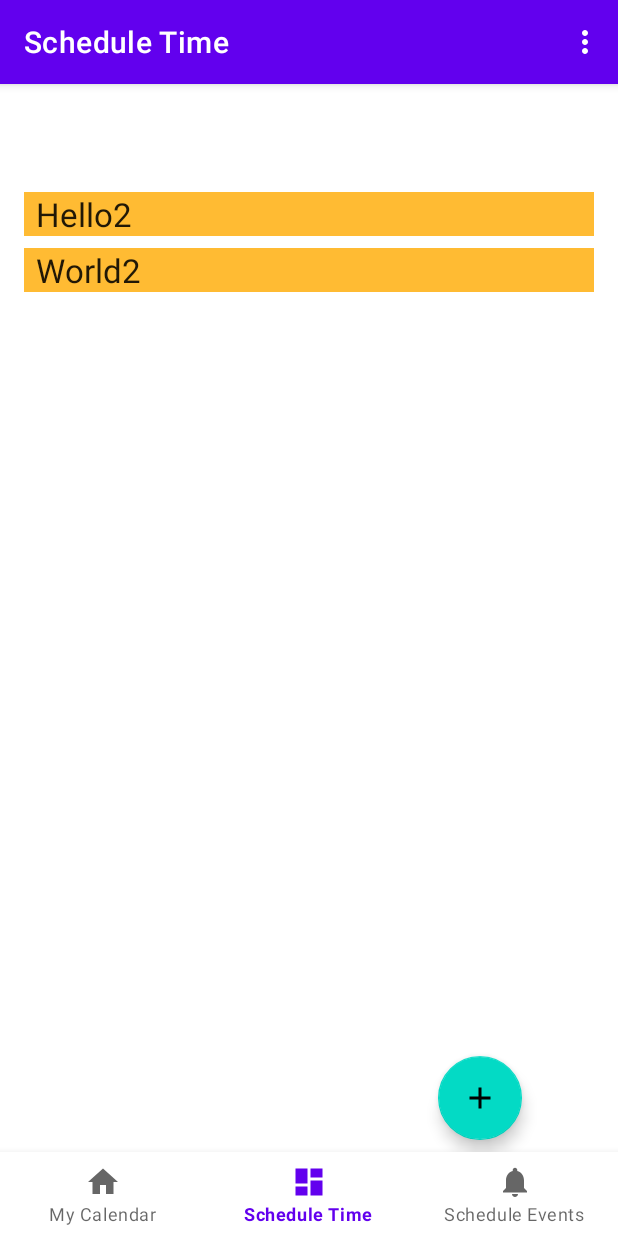
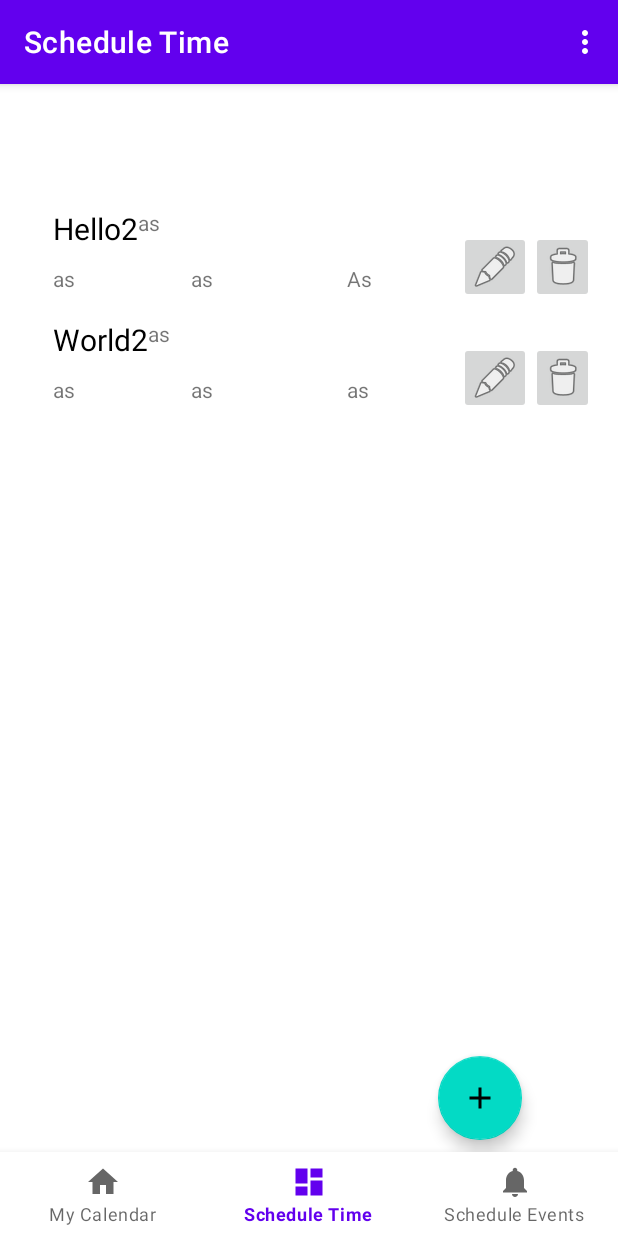
Before and after one commit to Lirseg/AndroidApp, an Android app: the DashboardFragment screen opened through its navigation route, on a phone screen of 412 x 824 dp. Run offline under Robolectric (Android 15) with nearby library versions, the phone set to English and light mode, and no system bars; our stand-ins replace Room's generated code, navigation-ui; libraries missing offline, so code that uses them is left out: com.applandeo.materialcalendarview; 4 statements that could not run were skipped.

Commit message:
db + remove+edit+whatever u fking want!

```diff
--- a/app/src/main/AndroidManifest.xml
+++ b/app/src/main/AndroidManifest.xml
@@ -31,6 +31,12 @@
             android:exported="true">
 
         </activity>
+        <activity
+            android:name=".DB.EditEventActivity"
+            android:label="@string/app_name"
+            android:exported="true">
+
+        </activity>
     </application>
 
 </manifest>
--- a/app/src/main/java/com/example/myapplication/DB/EventDao.java
+++ b/app/src/main/java/com/example/myapplication/DB/EventDao.java
@@ -14,9 +14,14 @@ public interface EventDao {
     @Query("SELECT * FROM event_tbl")
     LiveData<List<Event>> getEvents();
 
-    @Insert(onConflict = OnConflictStrategy.IGNORE)
+    @Insert(onConflict = OnConflictStrategy.REPLACE)
     void insert(Event event);
 
     @Query("DELETE FROM event_tbl")
     void deleteAll();
+
+    @Query("DELETE FROM event_tbl WHERE eventName==:eventName ")
+    void remove(String eventName);
+
+
 }
--- a/app/src/main/java/com/example/myapplication/DB/EventListAdapter.java
+++ b/app/src/main/java/com/example/myapplication/DB/EventListAdapter.java
@@ -1,5 +1,7 @@
 package com.example.myapplication.DB;
 
+import android.app.Activity;
+import android.view.View;
 import android.view.ViewGroup;
 
 import androidx.annotation.NonNull;
@@ -7,8 +9,13 @@ import androidx.recyclerview.widget.DiffUtil;
 import androidx.recyclerview.widget.ListAdapter;
 
 public class EventListAdapter extends ListAdapter<Event, EventViewHolder> {
-    public EventListAdapter(@NonNull DiffUtil.ItemCallback<Event> diffCallback) {
+    private Activity a;
+    private View root;
+
+    public EventListAdapter(@NonNull DiffUtil.ItemCallback<Event> diffCallback, Activity a, View root) {
         super(diffCallback);
+        this.a = a;
+        this.root = root;
     }
 
     @Override
@@ -19,7 +26,15 @@ public class EventListAdapter extends ListAdapter<Event, EventViewHolder> {
     @Override
     public void onBindViewHolder(EventViewHolder holder, int position) {
         Event current = getItem(position);
-        holder.bind(current.getEventName());
+        holder.bindName(current.getEventName());
+        holder.bindDate(current.getEventDate());
+        holder.bindFrom(current.getEventTimeFrom());
+        holder.bindTo(current.getEventTimeTo());
+        holder.bindNeeded(current.getNeeded());
+        holder.bindRmv(current.getEventName(), a );
+        holder.bindEdit(current.getEventName(),current.getEventDate(),current.getEventTimeFrom(),current.getEventTimeTo(),current.getNeeded(), a,root );
+
+
     }
 
     public static class EventDiff extends DiffUtil.ItemCallback<Event> {
--- a/app/src/main/java/com/example/myapplication/DB/EventRepository.java
+++ b/app/src/main/java/com/example/myapplication/DB/EventRepository.java
@@ -34,4 +34,10 @@ public class EventRepository {
             mEventDao.insert(event);
         });
     }
+
+    void remove(String name) {
+        EventRoomDatabase.databaseWriteExecutor.execute(() -> {
+            mEventDao.remove(name);
+        });
+    }
 }
--- a/app/src/main/java/com/example/myapplication/DB/EventViewHolder.java
+++ b/app/src/main/java/com/example/myapplication/DB/EventViewHolder.java
@@ -1,28 +1,110 @@
 package com.example.myapplication.DB;
 
+import android.app.Activity;
+import android.app.Application;
+import android.content.Context;
+import android.content.Intent;
 import android.view.LayoutInflater;
 import android.view.View;
 import android.view.ViewGroup;
 import android.widget.TextView;
 
+import androidx.appcompat.widget.AppCompatImageButton;
+import androidx.lifecycle.ViewModelProvider;
+import androidx.lifecycle.ViewModelStoreOwner;
 import androidx.recyclerview.widget.RecyclerView;
 
 import com.example.myapplication.R;
+import com.example.myapplication.ui.dashboard.DashboardFragment;
+import com.google.android.material.floatingactionbutton.FloatingActionButton;
 
 public class EventViewHolder extends RecyclerView.ViewHolder{
-    private final TextView eventItemView;
+
+    private final TextView eventName;
+    private final TextView eventDate;
+    private final TextView eventFrom;
+    private final TextView eventTo;
+    private final TextView eventNeeded;
+    private final AppCompatImageButton rmvBtn ;
+    private final AppCompatImageButton editBtn;
+    private EventViewModel mEventViewModel;
+
+    public static final int NEW_WORD_ACTIVITY_REQUEST_CODE = 1;
+
+
+
     private EventViewHolder(View itemView) {
+
         super(itemView);
-        eventItemView = itemView.findViewById(R.id.textView);
+        eventName = itemView.findViewById(R.id.textName);
+        eventDate = itemView.findViewById(R.id.textDate);
+        eventFrom = itemView.findViewById(R.id.textFrom);
+        eventTo = itemView.findViewById(R.id.textTo);
+        eventNeeded = itemView.findViewById(R.id.textNeeded);
+        rmvBtn = itemView.findViewById(R.id.rmvBtn);
+        editBtn = itemView.findViewById(R.id.editBtn);
+
+
     }
 
-    public void bind(String text) {
-        eventItemView.setText(text);
+    public void bindName(String text) {
+        eventName.setText(text);
+    }
+    public void bindDate(String text) {
+
+        eventDate.setText(text);
+
+    }
+    public void bindFrom(String text) {
+        eventFrom.setText(text);
+    }
+    public void bindTo(String text) {
+        eventTo.setText(text);
+    }
+    public void bindNeeded(String text) {
+        eventNeeded.setText(text);
+    }
+    public void bindRmv(String text,Activity a) {
+
+        rmvBtn.setOnClickListener(new View.OnClickListener() {
+
+            @Override
+
+            public void onClick(View view) {
+                mEventViewModel = new ViewModelProvider((ViewModelStoreOwner) a).get(EventViewModel.class);
+                mEventViewModel.remove(text);
+
+            }
+        });
+    }
+    public void bindEdit(String Name,String Date,String From,String To,String Needed,Activity a, View root) {
+
+        editBtn.setOnClickListener(view -> {
+            Intent intent = new Intent(root.getContext(), EditEventActivity.class);
+            intent.putExtra("Name", Name);
+            intent.putExtra("Date", Date);
+            intent.putExtra("From", From);
+            intent.putExtra("To", To);
+            intent.putExtra("Needed", Needed);
+            a.startActivityForResult(intent, NEW_WORD_ACTIVITY_REQUEST_CODE);
+
+        });
+
+
     }
 
+
+
+
+
     static EventViewHolder create(ViewGroup parent) {
+
         View view = LayoutInflater.from(parent.getContext())
-                .inflate(R.layout.recyclerview_item, parent, false);
+                .inflate(R.layout.recycler_view_item, parent, false);
+
         return new EventViewHolder(view);
     }
+
+
+
 }
--- a/app/src/main/java/com/example/myapplication/DB/EventViewModel.java
+++ b/app/src/main/java/com/example/myapplication/DB/EventViewModel.java
@@ -17,6 +17,7 @@ public class EventViewModel extends AndroidViewModel {
     private final LiveData<List<Event>> mAllEvents;
 
     public EventViewModel(Application application) {
+
         super(application);
         mRepository = new EventRepository(application);
         mAllEvents = mRepository.getAllEvents();
@@ -29,4 +30,8 @@ public class EventViewModel extends AndroidViewModel {
     public void insert(Event event) {
         mRepository.insert(event);
     }
+
+    public void remove(String name) {
+        mRepository.remove(name);
+    }
 }
--- a/app/src/main/java/com/example/myapplication/ui/dashboard/DashboardFragment.java
+++ b/app/src/main/java/com/example/myapplication/ui/dashboard/DashboardFragment.java
@@ -30,12 +30,18 @@ public class DashboardFragment extends Fragment {
     public static final int NEW_WORD_ACTIVITY_REQUEST_CODE = 1;
 
 
-    private EventViewModel mEventViewModel;
+    public EventViewModel mEventViewModel;
 
     private FragmentDashboardBinding binding;
 
+
+
+
+
     public View onCreateView(@NonNull LayoutInflater inflater,
                              ViewGroup container, Bundle savedInstanceState) {
+
+
         DashboardViewModel dashboardViewModel =
                 new ViewModelProvider(this).get(DashboardViewModel.class);
 
@@ -43,16 +49,21 @@ public class DashboardFragment extends Fragment {
         View root = binding.getRoot();
 
         RecyclerView recyclerView = root.findViewById(R.id.recyclerview);
-        final EventListAdapter adapter = new EventListAdapter(new EventListAdapter.EventDiff());
+        final EventListAdapter adapter = new EventListAdapter(new EventListAdapter.EventDiff(),getActivity(),root);
         recyclerView.setAdapter(adapter);
         recyclerView.setLayoutManager(new LinearLayoutManager(getContext()));
 
+
+
         // Get a new or existing ViewModel from the ViewModelProvider.
+
         mEventViewModel = new ViewModelProvider(this).get(EventViewModel.class);
+
 
         // Add an observer on the LiveData returned by getAlphabetizedWords.
         // The onChanged() method fires when the observed data changes and the activity is
         // in the foreground.
+
         mEventViewModel.getAllEvents().observe(getViewLifecycleOwner(), events -> {
             // Update the cached copy of the words in the adapter.
             adapter.submitList(events);
@@ -60,6 +71,7 @@ public class DashboardFragment extends Fragment {
 
         FloatingActionButton fab = root.findViewById(R.id.fab);
         fab.setOnClickListener(view -> {
+
             Intent intent = new Intent(root.getContext(), NewEventActivity.class);
             startActivityForResult(intent, NEW_WORD_ACTIVITY_REQUEST_CODE);
         });
@@ -78,11 +90,14 @@ public class DashboardFragment extends Fragment {
         binding = null;
     }
 
+
+
     public void onActivityResult(int requestCode, int resultCode, Intent data) {
         super.onActivityResult(requestCode, resultCode, data);
 
+
         if (requestCode == NEW_WORD_ACTIVITY_REQUEST_CODE && resultCode == RESULT_OK) {
-            Event event = new Event(data.getStringExtra(NewEventActivity.EXTRA_REPLY),"s","s","s","s");
+            Event event = new Event(data.getStringExtra("EVENTNAME"),data.getStringExtra("EVENTDATE"),data.getStringExtra("EVENTFROM"),data.getStringExtra("EVENTTO"),data.getStringExtra("EVENTNEEDED"));
             mEventViewModel.insert(event);
         } else {
             Toast.makeText(
--- a/app/src/main/res/layout/content_main.xml
+++ b/app/src/main/res/layout/content_main.xml
@@ -32,7 +32,7 @@ limitations under the License. -->
         android:id="@+id/recyclerview"
         android:layout_width="match_parent"
         android:layout_height="match_parent"
-        tools:listitem="@layout/recyclerview_item"/>
+        tools:listitem="@layout/recycler_view_item"/>
 
 
 
--- a/app/src/main/res/layout/fragment_dashboard.xml
+++ b/app/src/main/res/layout/fragment_dashboard.xml
@@ -12,11 +12,13 @@
         android:layout_height="0dp"
         android:padding="16dp"
         app:layout_constraintBottom_toBottomOf="parent"
+        app:layout_constraintHorizontal_bias="0.0"
         app:layout_constraintLeft_toLeftOf="parent"
         app:layout_constraintRight_toRightOf="parent"
         app:layout_constraintTop_toTopOf="parent"
+        app:layout_constraintVertical_bias="0.0"
         tools:itemCount="14"
-        tools:listitem="@layout/recyclerview_item" />
+        tools:listitem="@layout/recycler_view_item" />
 
     <com.google.android.material.floatingactionbutton.FloatingActionButton
         android:id="@+id/fab"
--- /dev/null
+++ b/app/src/main/res/layout/recycler_view_item.xml
@@ -0,0 +1,85 @@
+<?xml version="1.0" encoding="utf-8"?>
+<androidx.constraintlayout.widget.ConstraintLayout
+    xmlns:android="http://schemas.android.com/apk/res/android"
+    xmlns:app="http://schemas.android.com/apk/res-auto"
+    xmlns:tools="http://schemas.android.com/tools"
+    android:layout_width="match_parent"
+    android:layout_height="wrap_content">
+
+  <ImageView
+      android:id="@+id/imageView2"
+      android:layout_width="3dp"
+      android:layout_height="66dp"
+      android:layout_marginStart="8dp"
+      android:layout_marginTop="8dp"
+      app:layout_constraintStart_toStartOf="parent"
+      app:layout_constraintTop_toTopOf="parent"
+      tools:src="@tools:sample/avatars" />
+
+  <TextView
+      android:id="@+id/textName"
+      android:layout_width="wrap_content"
+      android:layout_height="wrap_content"
+      tools:text="@tools:sample/full_names"
+      android:textSize="20sp"
+      android:textColor="@android:color/black"
+      app:layout_constraintTop_toTopOf="@+id/imageView2"
+      app:layout_constraintStart_toEndOf="@+id/imageView2"
+      android:layout_marginStart="8dp"
+      android:layout_marginBottom="8dp"
+      app:layout_constraintBottom_toTopOf="@+id/textFrom" />
+
+  <TextView
+      android:id="@+id/textFrom"
+      android:layout_width="88dp"
+      android:layout_height="26dp"
+      android:layout_marginStart="8dp"
+      app:layout_constraintBottom_toBottomOf="@+id/imageView2"
+      app:layout_constraintStart_toEndOf="@+id/imageView2"
+      tools:text="@tools:sample/lorem[4:10]" />
+
+  <TextView
+      android:id="@+id/textTo"
+      android:layout_width="73dp"
+      android:layout_height="26dp"
+      android:layout_marginStart="4dp"
+      app:layout_constraintBottom_toBottomOf="parent"
+      app:layout_constraintStart_toEndOf="@+id/textFrom"
+      tools:text="@tools:sample/lorem[4:10]" />
+
+  <TextView
+      android:id="@+id/textNeeded"
+      android:layout_width="61dp"
+      android:layout_height="26dp"
+      android:layout_marginStart="204dp"
+      app:layout_constraintBottom_toBottomOf="parent"
+      app:layout_constraintStart_toEndOf="@+id/imageView2"
+      tools:text="@tools:sample/lorem[4:10]" />
+
+  <TextView
+      android:id="@+id/textDate"
+      android:layout_width="wrap_content"
+      android:layout_height="wrap_content"
+      tools:text="@tools:sample/date/hhmm"
+      app:layout_constraintTop_toTopOf="@+id/textName"
+      app:layout_constraintStart_toEndOf="@id/textName"
+      android:layout_marginEnd="8dp" />
+
+  <ImageButton
+      android:id="@+id/rmvBtn"
+      android:layout_width="42dp"
+      android:layout_height="48dp"
+      app:layout_constraintEnd_toEndOf="parent"
+      app:layout_constraintBottom_toBottomOf="@id/textFrom"
+      app:srcCompat="@android:drawable/ic_menu_delete"
+      tools:layout_editor_absoluteY="44dp" />
+
+  <ImageButton
+      android:id="@+id/editBtn"
+      android:layout_width="48dp"
+      android:layout_height="48dp"
+      app:layout_constraintEnd_toStartOf="@id/rmvBtn"
+      app:layout_constraintBottom_toBottomOf="@id/textFrom"
+      app:srcCompat="@android:drawable/ic_menu_edit"
+      tools:layout_editor_absoluteY="48dp" />
+</androidx.constraintlayout.widget.ConstraintLayout>
--- a/app/src/main/res/values/colors.xml
+++ b/app/src/main/res/values/colors.xml
@@ -11,4 +11,5 @@
     <color name="colorPrimaryDark">#303F9F</color>
     <color name="colorAccent">#FF4081</color>
     <color name="buttonLabel">#FFFFFF</color>
+    <color name="red">#FF0000</color>
 </resources>
```
Also changed, not shown: app/src/main/java/com/example/myapplication/DB/EditEventActivity.java (added, +74 -0 lines), app/src/main/java/com/example/myapplication/DB/NewEventActivity.java (+13 -1 lines), app/src/main/res/layout/activity_edit_event.xml (added, +120 -0 lines).
